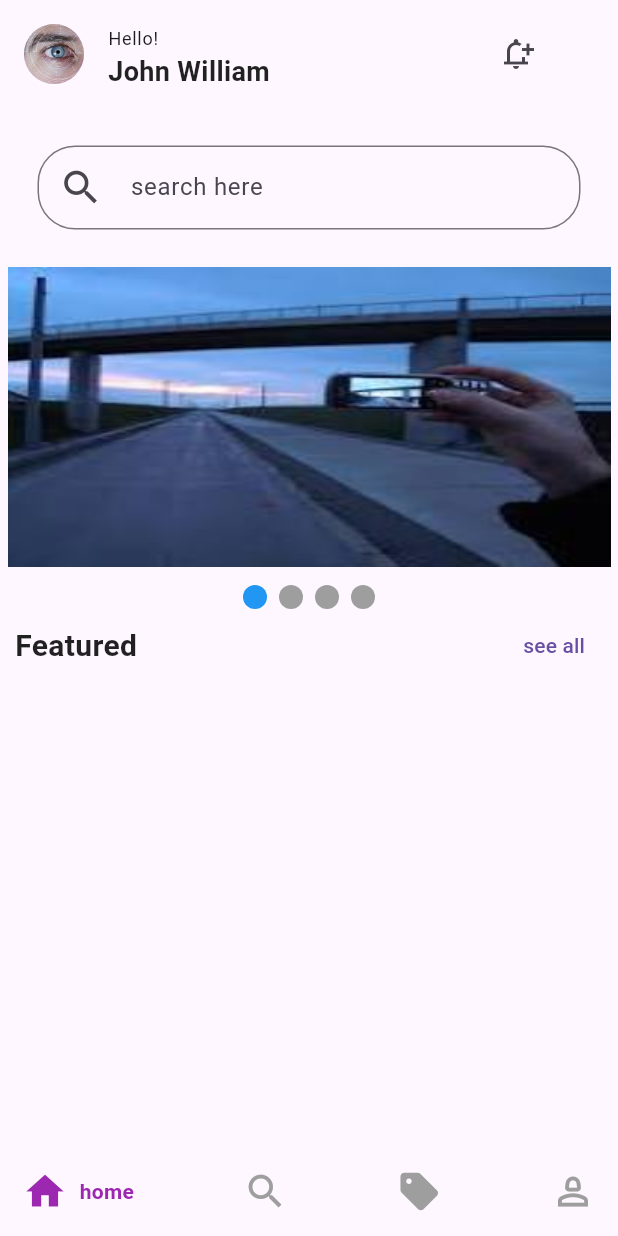
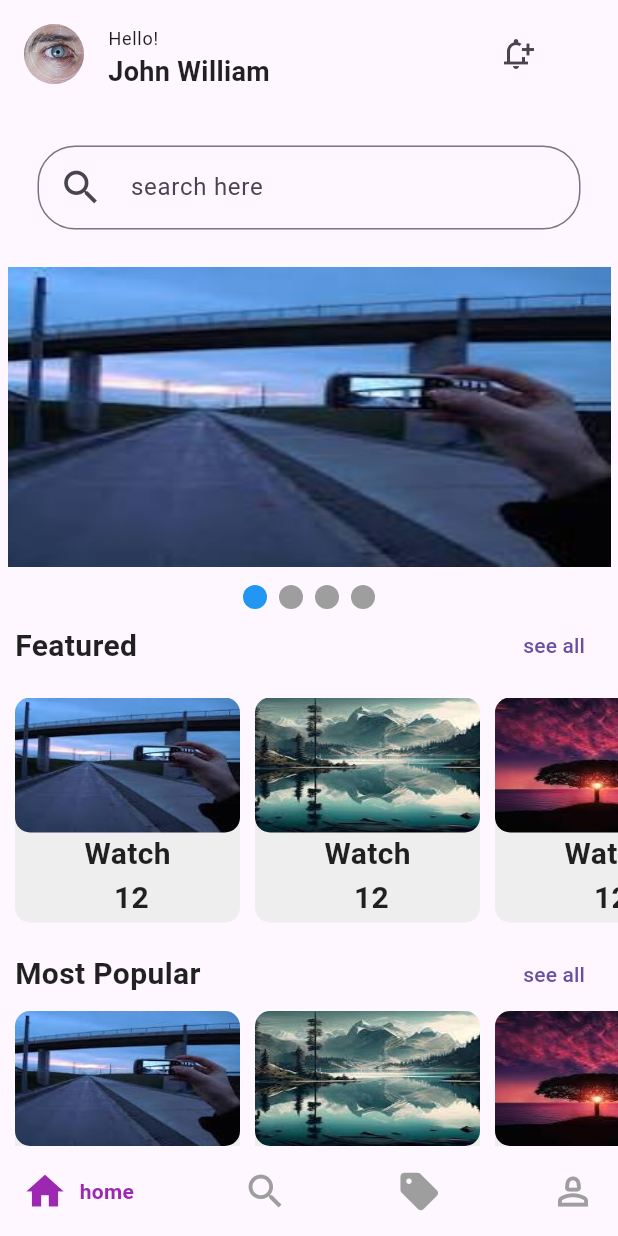
Before and after one commit to ETdan/Clothing-Store-App, a Flutter app: the screen it shows after launch, on a phone screen of 412 x 824 dp. Run offline on Flutter 3.47's test engine with Material 3 defaults, Android fonts, the phone set to English and light mode, and no system bars; drawn by our look-alikes of carousel_slider, google_nav_bar, smooth_page_indicator.

Commit message:
i finished the home page of our project

```diff
--- a/app/lib/screens/bottomBarScreens/Home.dart
+++ b/app/lib/screens/bottomBarScreens/Home.dart
@@ -110,19 +110,66 @@ class _HomeScreenState extends State<HomeScreen> {
               SizedBox(
                 height: 10,
               ),
-              // ListView.builder(
-              //   shrinkWrap: true,
-              //   scrollDirection: Axis.horizontal,
-              //   itemCount: images.length,
-              //   itemBuilder: (context, index) {
-              //     return buildAdvertise(
-              //       image: images[index],
-              //       title: 'Watch',
-              //       price: '12',
-              //       index: index,
-              //     );
-              //   },
-              // ),
+              SizedBox(
+                height: 150,
+                child: ListView.builder(
+                  shrinkWrap: true,
+                  scrollDirection: Axis.horizontal,
+                  itemCount: images.length,
+                  itemBuilder: (context, index) {
+                    return buildAdvertise(
+                      image: images[index],
+                      title: 'Watch',
+                      price: '12',
+                      index: index,
+                    );
+                  },
+                ),
+              ),
+              SizedBox(
+                height: 10,
+              ),
+              Row(
+                mainAxisAlignment: MainAxisAlignment.spaceBetween,
+                children: [
+                  Padding(
+                    padding: const EdgeInsets.all(10.0),
+                    child: Text(
+                      'Most Popular',
+                      style: TextStyle(
+                        color: Colors.black87,
+                        fontSize: 20,
+                        fontWeight: FontWeight.bold,
+                      ),
+                    ),
+                  ),
+                  Padding(
+                    padding: const EdgeInsets.only(right: 10),
+                    child: TextButton(
+                      onPressed: () {},
+                      child: Text(
+                        'see all',
+                      ),
+                    ),
+                  ),
+                ],
+              ),
+              SizedBox(
+                height: 150,
+                child: ListView.builder(
+                  shrinkWrap: true,
+                  scrollDirection: Axis.horizontal,
+                  itemCount: images.length,
+                  itemBuilder: (context, index) {
+                    return buildAdvertise(
+                      image: images[index],
+                      title: 'Watch',
+                      price: '12',
+                      index: index,
+                    );
+                  },
+                ),
+              ),
             ],
           ),
         ),
@@ -146,14 +193,20 @@ class buildAdvertise extends StatelessWidget {
 
   @override
   Widget build(BuildContext context) {
-    return Container(
+    return Padding(
+      padding: const EdgeInsets.only(left: 10),
+      child: Container(
         height: 100,
-      width: 200,
+        width: 150,
+        decoration: BoxDecoration(
+          color: Colors.grey[200],
+          borderRadius: BorderRadius.circular(10),
+        ),
         child: Column(
           children: [
             Container(
-            height: 70,
-            width: 100,
+              height: 90,
+              width: 150,
               decoration: BoxDecoration(
                 borderRadius: BorderRadius.circular(10),
                 image: DecorationImage(
@@ -181,6 +234,7 @@ class buildAdvertise extends StatelessWidget {
               ),
             )
           ],
+        ),
       ),
     );
   }
```
Lines whose indentation alone changed are shown as unchanged.
